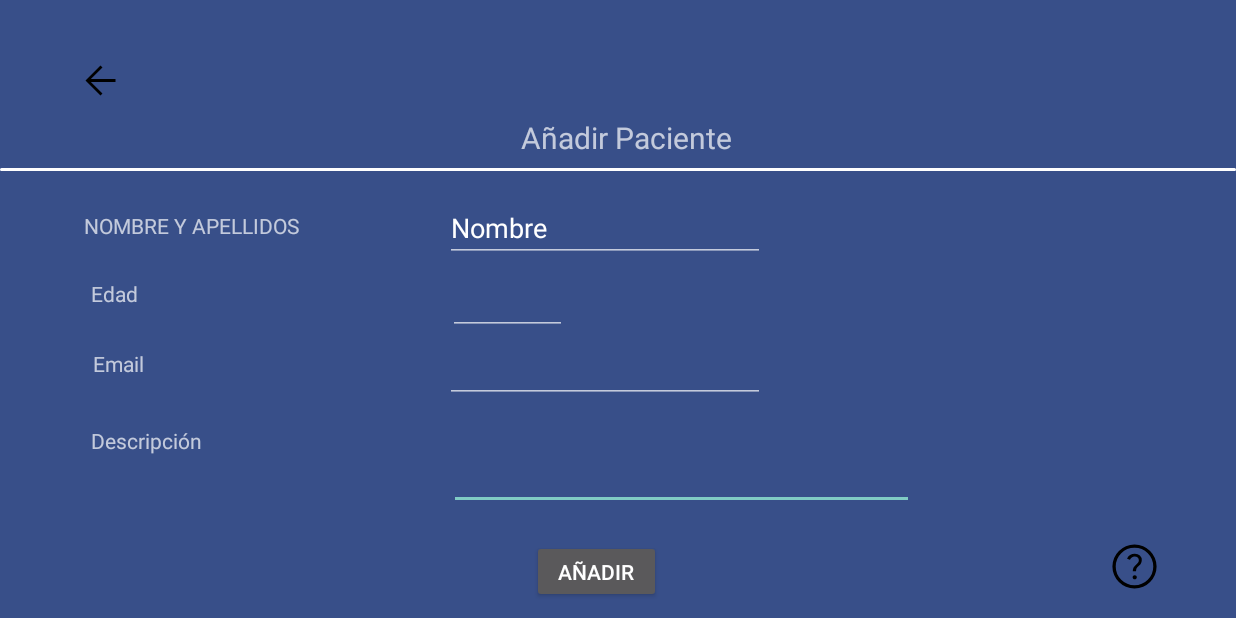
After one commit to Israelpzl/tfg-pozer-ascocascano, an Android app: the AddPacientsActivity screen opened directly, with no data from a screen before it, on a phone screen of 824 x 412 dp (held sideways). The commit adds this screen. Run offline under Robolectric (Android 15) with nearby library versions, the phone set to English and light mode, and no system bars.

Commit message:
Add Pacient

```diff
--- a/app/src/main/AndroidManifest.xml
+++ b/app/src/main/AndroidManifest.xml
@@ -13,9 +13,13 @@
         android:supportsRtl="true"
         android:theme="@style/Theme.AppCompat.NoActionBar">
         <activity
+            android:name=".AddPacientsActivity"
+            android:exported="false"
+            android:screenOrientation="landscape" />
+        <activity
             android:name=".ContentList"
             android:exported="false"
-            android:screenOrientation="landscape"/>
+            android:screenOrientation="landscape" />
         <activity
             android:name=".AddContentActivity"
             android:exported="false"
--- /dev/null
+++ b/app/src/main/java/com/example/leeconmonclick/AddPacientsActivity.java
@@ -0,0 +1,52 @@
+package com.example.leeconmonclick;
+
+import androidx.appcompat.app.AppCompatActivity;
+
+import android.content.Intent;
+import android.net.Uri;
+import android.os.Bundle;
+import android.view.View;
+import android.widget.Button;
+import android.widget.EditText;
+
+public class AddPacientsActivity extends AppCompatActivity {
+
+    private EditText namePacient,agePacient,emailPacient,descriptionPacient;
+    private Button addPacientBtn;
+
+    @Override
+    protected void onCreate(Bundle savedInstanceState) {
+        super.onCreate(savedInstanceState);
+        setContentView(R.layout.activity_add_pacients);
+
+        namePacient = (EditText) findViewById(R.id.namePacientId);
+        agePacient = (EditText) findViewById(R.id.agePacientId);
+        emailPacient = (EditText) findViewById(R.id.emailPacientId);
+        descriptionPacient = (EditText) findViewById(R.id.descriptionPacientId);
+        addPacientBtn = (Button) findViewById(R.id.addPacientBtn);
+
+        addPacientBtn.setOnClickListener(new View.OnClickListener() {
+            @Override
+            public void onClick(View view) {
+                sendMail();
+            }
+        });
+    }
+
+    private void sendMail() {
+        Intent email = new Intent(Intent.ACTION_SEND);
+        email.setData(Uri.parse("mailto:"));
+        email.setType("message/rfc822");
+        email.putExtra(Intent.EXTRA_EMAIL,emailPacient.getText().toString());
+        email.putExtra(Intent.EXTRA_SUBJECT,"USUARIO PACIENTE");
+        email.putExtra(Intent.EXTRA_TEXT,"SE HA CREADO EL USUARIO CORRECTAMENTE");
+        startActivity(Intent.createChooser(email,"send email"));
+    }
+
+    public void goBack(View view){finish();}
+
+    public void goHelp(View v){
+        Intent helpIntent = new Intent(this, HelpActivity.class);
+        startActivity(helpIntent);
+    }
+}
--- a/app/src/main/java/com/example/leeconmonclick/ProfileActivity.java
+++ b/app/src/main/java/com/example/leeconmonclick/ProfileActivity.java
@@ -68,6 +68,11 @@ public class ProfileActivity extends AppCompatActivity {
         finish();
     }
 
+    public void goAddPacient(View v) {
+        startActivity(new Intent(getApplicationContext(),AddPacientsActivity.class));
+        finish();
+    }
+
 
     public void goListConetnt(View v) {
         startActivity(new Intent(getApplicationContext(),ContentList.class));
--- /dev/null
+++ b/app/src/main/res/layout/activity_add_pacients.xml
@@ -0,0 +1,192 @@
+<?xml version="1.0" encoding="utf-8"?>
+<androidx.constraintlayout.widget.ConstraintLayout xmlns:android="http://schemas.android.com/apk/res/android"
+    xmlns:app="http://schemas.android.com/apk/res-auto"
+    xmlns:tools="http://schemas.android.com/tools"
+    android:layout_width="match_parent"
+    android:layout_height="match_parent"
+    android:background="@color/background"
+    tools:context=".AddPacientsActivity">
+
+
+    <ImageButton
+        android:id="@+id/btnHelpId"
+        android:layout_width="wrap_content"
+        android:layout_height="wrap_content"
+        android:layout_marginStart="275dp"
+        android:layout_marginTop="245dp"
+        android:layout_marginEnd="27dp"
+        android:layout_marginBottom="16dp"
+        android:background="@null"
+        android:onClick="goHelp"
+        app:layout_constraintBottom_toBottomOf="parent"
+        app:layout_constraintEnd_toEndOf="parent"
+        app:layout_constraintStart_toEndOf="@+id/addPacientBtn"
+        app:layout_constraintTop_toBottomOf="@+id/viewId"
+        app:srcCompat="@drawable/ic_help" />
+
+    <EditText
+        android:id="@+id/descriptionPacientId"
+        android:layout_width="310dp"
+        android:layout_height="67dp"
+        android:layout_marginTop="2dp"
+        android:layout_marginEnd="184dp"
+        android:layout_marginBottom="20dp"
+        android:ems="10"
+        android:inputType="textPersonName"
+        app:layout_constraintBottom_toTopOf="@+id/addPacientBtn"
+        app:layout_constraintEnd_toEndOf="parent"
+        app:layout_constraintStart_toEndOf="@+id/age"
+        app:layout_constraintTop_toBottomOf="@+id/emailPacientId" />
+
+    <ImageButton
+        android:id="@+id/btnImageBackScreenId"
+        android:layout_width="wrap_content"
+        android:layout_height="wrap_content"
+        android:layout_marginStart="36dp"
+        android:layout_marginTop="5dp"
+        android:layout_marginEnd="200dp"
+        android:layout_marginBottom="10dp"
+        android:background="@null"
+        android:onClick="goBack"
+        app:layout_constraintBottom_toTopOf="@+id/viewId"
+        app:layout_constraintEnd_toStartOf="@+id/tittleAddPacientId"
+        app:layout_constraintStart_toStartOf="parent"
+        app:layout_constraintTop_toTopOf="parent"
+        app:srcCompat="@drawable/ic_arrow_back_android" />
+
+    <View
+        android:id="@+id/viewId"
+        android:layout_width="fill_parent"
+        android:layout_height="2dp"
+        android:layout_marginTop="1dp"
+        android:layout_marginBottom="5dp"
+        android:background="@drawable/separator"
+        app:layout_constraintBottom_toTopOf="@+id/namePacientId"
+        app:layout_constraintEnd_toEndOf="parent"
+        app:layout_constraintStart_toStartOf="parent"
+        app:layout_constraintTop_toBottomOf="@+id/tittleAddPacientId" />
+
+    <TextView
+        android:id="@+id/tittleAddPacientId"
+        android:layout_width="wrap_content"
+        android:layout_height="wrap_content"
+        android:layout_marginStart="50dp"
+        android:layout_marginTop="80dp"
+        android:layout_marginEnd="320dp"
+        android:layout_marginBottom="5dp"
+        android:text="Añadir Paciente"
+        android:textSize="20dp"
+        app:layout_constraintBottom_toTopOf="@+id/viewId"
+        app:layout_constraintEnd_toEndOf="parent"
+        app:layout_constraintStart_toEndOf="@+id/btnImageBackScreenId"
+        app:layout_constraintTop_toTopOf="parent" />
+
+    <TextView
+        android:id="@+id/nameId"
+        android:layout_width="wrap_content"
+        android:layout_height="wrap_content"
+        android:layout_marginStart="26dp"
+        android:layout_marginTop="45dp"
+        android:layout_marginEnd="67dp"
+        android:layout_marginBottom="26dp"
+        android:text="NOMBRE Y APELLIDOS"
+        app:layout_constraintBottom_toTopOf="@+id/textView16"
+        app:layout_constraintEnd_toStartOf="@+id/namePacientId"
+        app:layout_constraintStart_toStartOf="parent"
+        app:layout_constraintTop_toBottomOf="@+id/viewId" />
+
+    <TextView
+        android:id="@+id/textView16"
+        android:layout_width="wrap_content"
+        android:layout_height="wrap_content"
+        android:layout_marginStart="30dp"
+        android:layout_marginEnd="176dp"
+        android:layout_marginBottom="27dp"
+        android:text="Edad"
+        app:layout_constraintBottom_toTopOf="@+id/textView17"
+        app:layout_constraintEnd_toStartOf="@+id/agePacientId"
+        app:layout_constraintStart_toStartOf="parent"
+        app:layout_constraintTop_toBottomOf="@+id/nameId" />
+
+    <TextView
+        android:id="@+id/textView17"
+        android:layout_width="wrap_content"
+        android:layout_height="wrap_content"
+        android:layout_marginStart="32dp"
+        android:layout_marginEnd="171dp"
+        android:layout_marginBottom="32dp"
+        android:text="Email"
+        app:layout_constraintBottom_toTopOf="@+id/age"
+        app:layout_constraintEnd_toStartOf="@+id/emailPacientId"
+        app:layout_constraintStart_toStartOf="parent"
+        app:layout_constraintTop_toBottomOf="@+id/textView16" />
+
+    <TextView
+        android:id="@+id/age"
+        android:layout_width="wrap_content"
+        android:layout_height="wrap_content"
+        android:layout_marginStart="30dp"
+        android:layout_marginEnd="133dp"
+        android:layout_marginBottom="128dp"
+        android:text="Descripción"
+        app:layout_constraintBottom_toBottomOf="parent"
+        app:layout_constraintEnd_toStartOf="@+id/descriptionPacientId"
+        app:layout_constraintStart_toStartOf="parent"
+        app:layout_constraintTop_toBottomOf="@+id/textView17" />
+
+    <Button
+        android:id="@+id/addPacientBtn"
+        android:layout_width="86dp"
+        android:layout_height="42dp"
+        android:layout_marginStart="308dp"
+        android:layout_marginEnd="337dp"
+        android:layout_marginBottom="10dp"
+        android:text="AÑADIR"
+        app:layout_constraintBottom_toBottomOf="parent"
+        app:layout_constraintEnd_toEndOf="parent"
+        app:layout_constraintStart_toStartOf="parent"
+        app:layout_constraintTop_toBottomOf="@+id/descriptionPacientId" />
+
+    <EditText
+        android:id="@+id/emailPacientId"
+        android:layout_width="wrap_content"
+        android:layout_height="wrap_content"
+        android:layout_marginEnd="284dp"
+        android:layout_marginBottom="2dp"
+        android:ems="10"
+        android:inputType="textEmailAddress"
+        app:layout_constraintBottom_toTopOf="@+id/descriptionPacientId"
+        app:layout_constraintEnd_toEndOf="parent"
+        app:layout_constraintStart_toEndOf="@+id/textView17"
+        app:layout_constraintTop_toBottomOf="@+id/agePacientId" />
+
+    <EditText
+        android:id="@+id/namePacientId"
+        android:layout_width="wrap_content"
+        android:layout_height="wrap_content"
+        android:layout_marginTop="10dp"
+        android:layout_marginEnd="284dp"
+        android:layout_marginBottom="3dp"
+        android:ems="10"
+        android:inputType="textPersonName"
+        android:text="Nombre"
+        app:layout_constraintBottom_toTopOf="@+id/agePacientId"
+        app:layout_constraintEnd_toEndOf="parent"
+        app:layout_constraintStart_toEndOf="@+id/nameId"
+        app:layout_constraintTop_toBottomOf="@+id/viewId" />
+
+    <EditText
+        android:id="@+id/agePacientId"
+        android:layout_width="79dp"
+        android:layout_height="42dp"
+        android:layout_marginTop="3dp"
+        android:layout_marginEnd="415dp"
+        android:ems="10"
+        android:inputType="number"
+        app:layout_constraintBottom_toTopOf="@+id/emailPacientId"
+        app:layout_constraintEnd_toEndOf="parent"
+        app:layout_constraintStart_toEndOf="@+id/textView16"
+        app:layout_constraintTop_toBottomOf="@+id/namePacientId" />
+
+
+</androidx.constraintlayout.widget.ConstraintLayout>
--- a/app/src/main/res/layout/activity_profile.xml
+++ b/app/src/main/res/layout/activity_profile.xml
@@ -32,28 +32,17 @@
         app:layout_constraintTop_toBottomOf="@+id/textView8" />
 
     <ImageButton
-        android:id="@+id/imageButton"
-        android:layout_width="wrap_content"
-        android:layout_height="wrap_content"
-        app:layout_constraintBottom_toTopOf="@+id/textView8"
-        app:layout_constraintEnd_toEndOf="parent"
-        app:layout_constraintStart_toStartOf="parent"
-        app:layout_constraintTop_toTopOf="parent"
-        app:srcCompat="@drawable/ic_calendar_month"
-        android:onClick="goCalendar"/>
-
-    <ImageButton
         android:id="@+id/imageButton2"
         android:layout_width="wrap_content"
         android:layout_height="wrap_content"
         android:layout_marginStart="409dp"
         android:layout_marginEnd="410dp"
-        android:layout_marginBottom="5dp"
+        android:layout_marginBottom="24dp"
         android:onClick="goTaskView"
         app:layout_constraintBottom_toTopOf="@+id/textView8"
         app:layout_constraintEnd_toEndOf="parent"
+        app:layout_constraintHorizontal_bias="0.0"
         app:layout_constraintStart_toStartOf="parent"
-        app:layout_constraintTop_toBottomOf="@+id/imageButton"
         app:srcCompat="@drawable/ic_task" />
 
     <Button
@@ -62,13 +51,10 @@
         android:layout_height="wrap_content"
         android:layout_marginStart="71dp"
         android:layout_marginTop="100dp"
-        android:layout_marginEnd="113dp"
         android:layout_marginBottom="19dp"
         android:onClick="goAddContent"
         android:text="AÑADIR CONTENIDO"
         app:layout_constraintBottom_toTopOf="@+id/button8"
-        app:layout_constraintEnd_toStartOf="@+id/imageButton"
-        app:layout_constraintHorizontal_bias="0.0"
         app:layout_constraintStart_toStartOf="parent"
         app:layout_constraintTop_toTopOf="parent" />
 
@@ -103,4 +89,21 @@
         app:layout_constraintTop_toBottomOf="@+id/button10"
         android:onClick="goListConetnt"/>
 
+    <Button
+        android:id="@+id/button9"
+        android:layout_width="wrap_content"
+        android:layout_height="wrap_content"
+        android:layout_marginStart="473dp"
+        android:layout_marginTop="38dp"
+        android:layout_marginEnd="170dp"
+        android:layout_marginBottom="61dp"
+        android:text="Añadir Paciente"
+        app:layout_constraintBottom_toTopOf="@+id/imageButton2"
+        app:layout_constraintEnd_toEndOf="parent"
+        app:layout_constraintHorizontal_bias="0.0"
+        app:layout_constraintStart_toStartOf="parent"
+        app:layout_constraintTop_toTopOf="parent"
+        app:layout_constraintVertical_bias="0.0"
+        android:onClick="goAddPacient"/>
+
 </androidx.constraintlayout.widget.ConstraintLayout>
```
